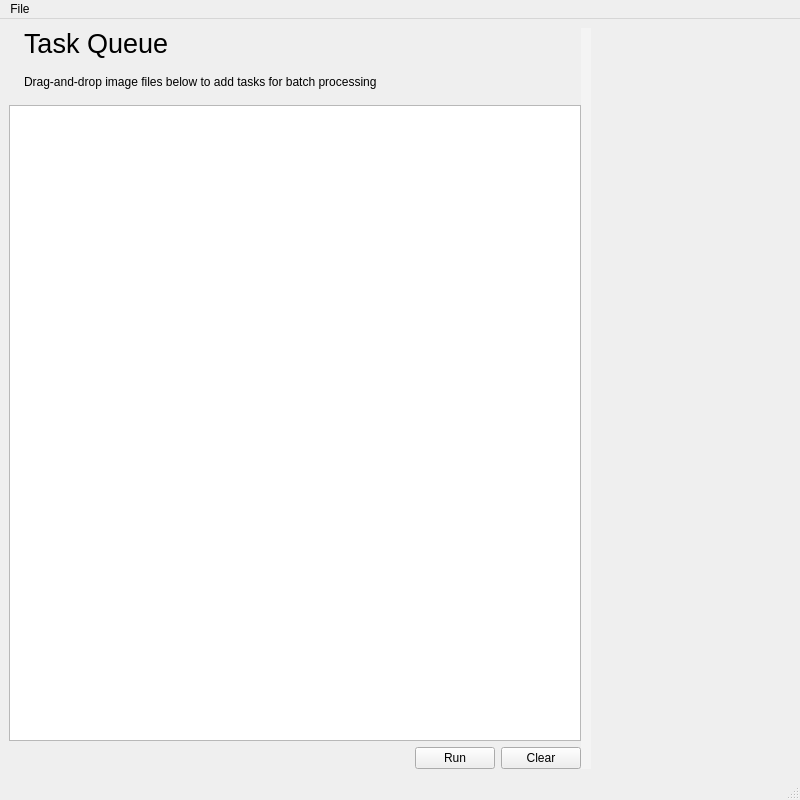
Before: the Qt Designer form geometrize/dialog/taskqueuewindow.ui in Tw1ddle/geometrize, drawn with Qt 5.
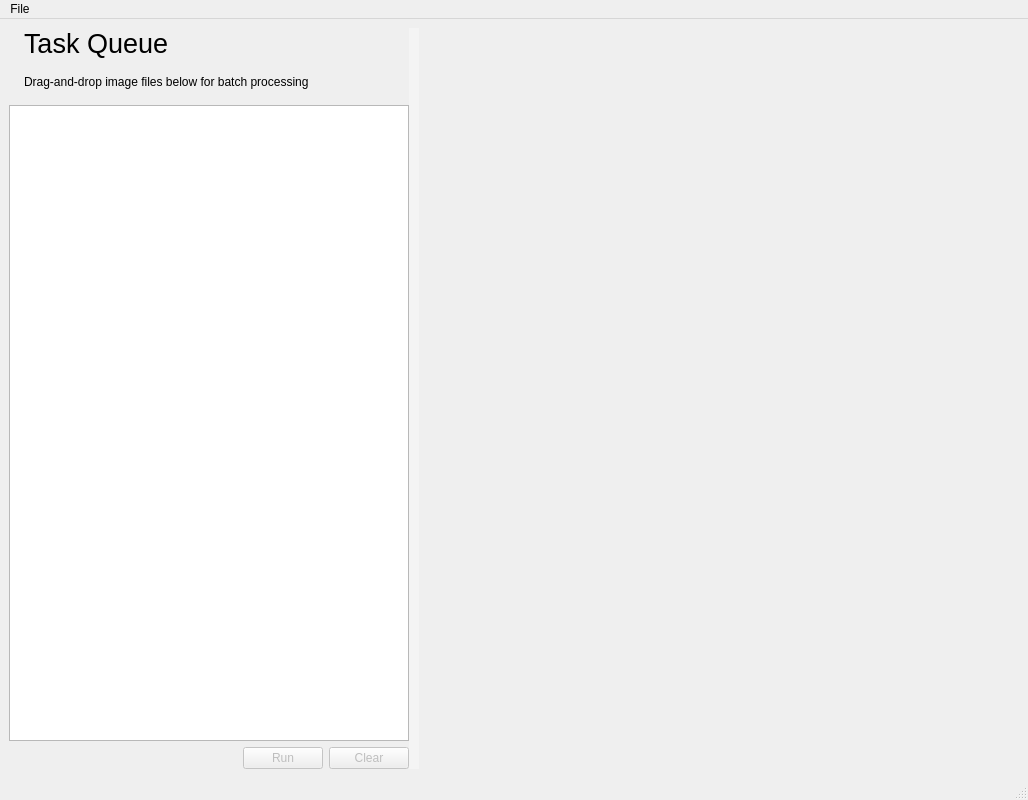
After: the same form once the commit is applied. Icons and pictures are not drawn.

What changed in the file:
```diff
--- a/geometrize/dialog/taskqueuewindow.ui
+++ b/geometrize/dialog/taskqueuewindow.ui
@@ -6,7 +6,7 @@
    <rect>
     <x>0</x>
     <y>0</y>
-    <width>800</width>
+    <width>1028</width>
     <height>800</height>
    </rect>
   </property>
@@ -74,7 +74,7 @@
        </property>
        <property name="minimumSize">
         <size>
-         <width>400</width>
+         <width>300</width>
          <height>0</height>
         </size>
        </property>
@@ -177,7 +177,7 @@
             <item>
              <widget class="QLabel" name="taskListInstructionText">
               <property name="text">
-               <string extracomment="Instructions to the user explaining how to add items to the task queue list, by dragging items into a list below this text">Drag-and-drop image files below to add tasks for batch processing</string>
+               <string extracomment="Instructions to the user explaining how to add items to the task queue list, by dragging items into a list below this text">Drag-and-drop image files below for batch processing</string>
               </property>
              </widget>
             </item>
@@ -209,6 +209,9 @@
           </item>
           <item>
            <widget class="QPushButton" name="runTasksButton">
+            <property name="enabled">
+             <bool>false</bool>
+            </property>
             <property name="text">
              <string extracomment="Text on a button that starts running the tasks from the task queue when pressed">Run</string>
             </property>
@@ -216,6 +219,9 @@
           </item>
           <item>
            <widget class="QPushButton" name="clearTaskListButton">
+            <property name="enabled">
+             <bool>false</bool>
+            </property>
             <property name="text">
              <string extracomment="Text on a button that removes any queued up tasks from the task queue in the user interface">Clear</string>
             </property>
@@ -226,9 +232,15 @@
        </layout>
       </widget>
       <widget class="QWidget" name="taskListScriptContainer" native="true">
+       <property name="sizePolicy">
+        <sizepolicy hsizetype="Preferred" vsizetype="Preferred">
+         <horstretch>0</horstretch>
+         <verstretch>0</verstretch>
+        </sizepolicy>
+       </property>
        <property name="minimumSize">
         <size>
-         <width>200</width>
+         <width>600</width>
          <height>0</height>
         </size>
        </property>
@@ -252,7 +264,7 @@
     <rect>
      <x>0</x>
      <y>0</y>
-     <width>800</width>
+     <width>1028</width>
      <height>19</height>
     </rect>
    </property>
```
